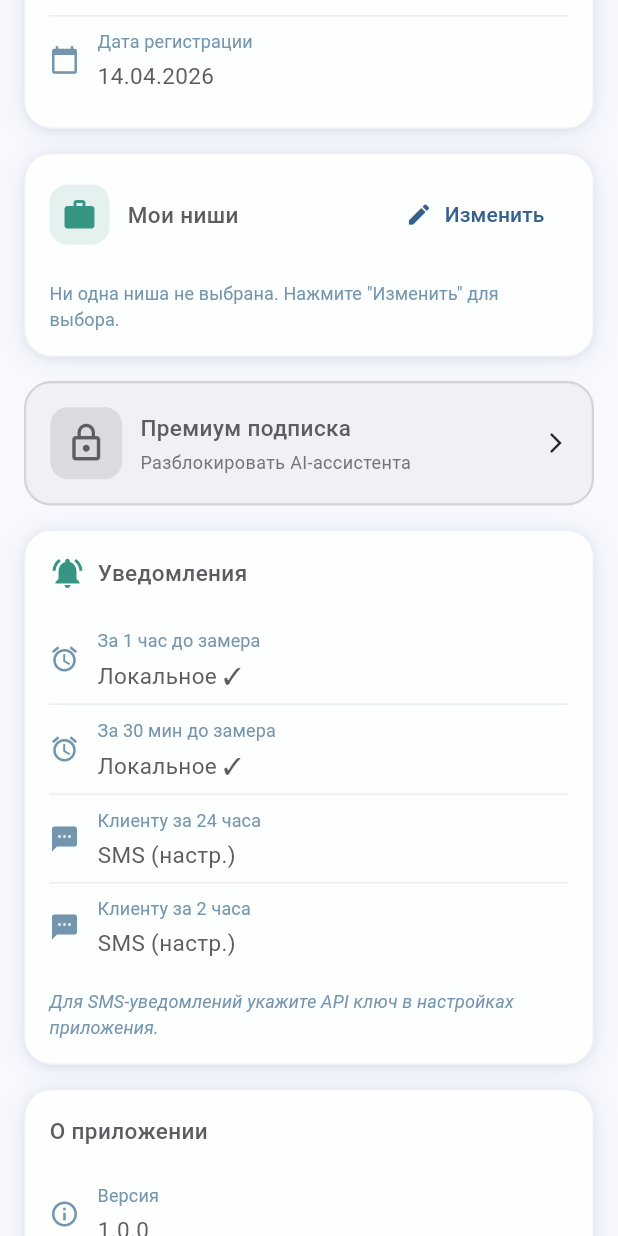
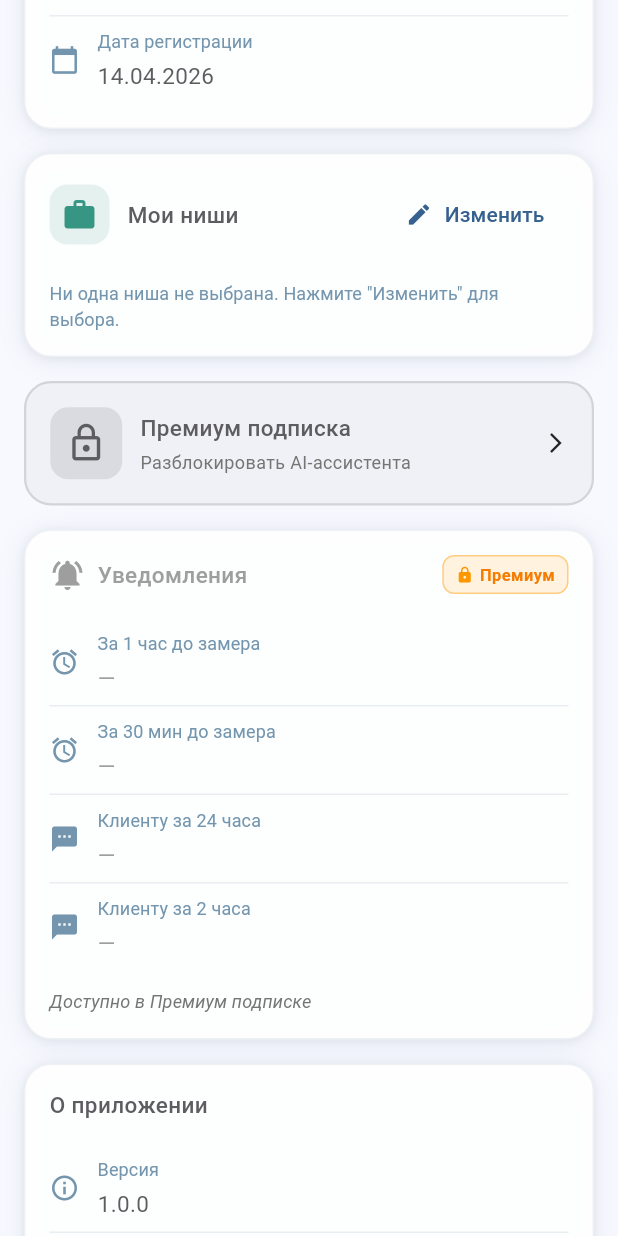
Before and after one commit to morozzz174/MESTRO, a Flutter app: the ProfilePage widget shown alone on an empty page, opened directly, scrolled down 576 dp, on a phone screen of 412 x 824 dp. Run offline on Flutter 3.47's test engine with Material 3 defaults, Android fonts, the phone set to English and light mode, and no system bars; our stand-ins replace equatable, file_picker, flutter_bloc, flutter_dotenv, flutter_local_notifications, geolocator and 8 more; missing offline and left inert: excel; accounts and stored records are empty.

Commit message:
fix: Noto Sans Cyrillic font for PDF + notifications premium lock

```diff
--- a/lib/features/profile/presentation/pages/profile_page.dart
+++ b/lib/features/profile/presentation/pages/profile_page.dart
@@ -574,8 +574,10 @@ class _ProfilePageState extends State<ProfilePage> {
 
         const SizedBox(height: AppDesign.spacing16),
 
-        // Настройки уведомлений
-        Container(
+        // Настройки уведомлений (только для премиума)
+        GestureDetector(
+          onTap: !_isPremium ? () => _showPremiumDialog(context) : null,
+          child: Container(
             decoration: AppDesign.cardDecoration,
             child: Padding(
               padding: const EdgeInsets.all(AppDesign.spacing16),
@@ -584,38 +586,80 @@ class _ProfilePageState extends State<ProfilePage> {
                 children: [
                   Row(
                     children: [
-                    const Icon(
+                      Icon(
                         Icons.notifications_active,
-                      color: AppDesign.accentTeal,
+                        color: _isPremium ? AppDesign.accentTeal : Colors.grey,
                       ),
                       const SizedBox(width: AppDesign.spacing8),
-                    Text('Уведомления', style: AppDesign.subtitleStyle),
+                      Text(
+                        'Уведомления',
+                        style: AppDesign.subtitleStyle.copyWith(
+                          color: _isPremium ? null : Colors.grey,
+                        ),
+                      ),
+                      const Spacer(),
+                      if (!_isPremium)
+                        Container(
+                          padding: const EdgeInsets.symmetric(
+                            horizontal: 8,
+                            vertical: 4,
+                          ),
+                          decoration: BoxDecoration(
+                            color: Colors.orange.shade50,
+                            borderRadius: BorderRadius.circular(8),
+                            border: Border.all(color: Colors.orange.shade200),
+                          ),
+                          child: Row(
+                            mainAxisSize: MainAxisSize.min,
+                            children: [
+                              const Icon(
+                                Icons.lock,
+                                size: 12,
+                                color: Colors.orange,
+                              ),
+                              const SizedBox(width: 4),
+                              Text(
+                                'Премиум',
+                                style: TextStyle(
+                                  fontSize: 11,
+                                  fontWeight: FontWeight.w600,
+                                  color: Colors.orange.shade700,
+                                ),
+                              ),
+                            ],
+                          ),
+                        ),
                     ],
                   ),
                   const SizedBox(height: AppDesign.spacing16),
                   _InfoRow(
                     icon: Icons.alarm,
                     label: 'За 1 час до замера',
-                  value: 'Локальное ✓',
+                    value: _isPremium ? 'Локальное ✓' : '—',
+                    valueColor: _isPremium ? null : Colors.grey,
                   ),
                   AppDesign.separator(),
                   _InfoRow(
                     icon: Icons.alarm,
                     label: 'За 30 мин до замера',
-                  value: 'Локальное ✓',
+                    value: _isPremium ? 'Локальное ✓' : '—',
+                    valueColor: _isPremium ? null : Colors.grey,
                   ),
                   AppDesign.separator(),
                   _InfoRow(
                     icon: Icons.sms,
                     label: 'Клиенту за 24 часа',
-                  value: 'SMS (настр.)',
+                    value: _isPremium ? 'SMS (настр.)' : '—',
+                    valueColor: _isPremium ? null : Colors.grey,
                   ),
                   AppDesign.separator(),
                   _InfoRow(
                     icon: Icons.sms,
                     label: 'Клиенту за 2 часа',
-                  value: 'SMS (настр.)',
+                    value: _isPremium ? 'SMS (настр.)' : '—',
+                    valueColor: _isPremium ? null : Colors.grey,
                   ),
+                  if (_isPremium) ...[
                     const SizedBox(height: AppDesign.spacing12),
                     Text(
                       'Для SMS-уведомлений укажите API ключ в настройках приложения.',
@@ -623,7 +667,18 @@ class _ProfilePageState extends State<ProfilePage> {
                         fontStyle: FontStyle.italic,
                       ),
                     ),
+                  ] else ...[
+                    const SizedBox(height: AppDesign.spacing12),
+                    Text(
+                      'Доступно в Премиум подписке',
+                      style: AppDesign.captionStyle.copyWith(
+                        fontStyle: FontStyle.italic,
+                        color: Colors.grey.shade600,
+                      ),
+                    ),
                   ],
+                ],
+              ),
             ),
           ),
         ),
@@ -805,11 +860,13 @@ class _InfoRow extends StatelessWidget {
   final IconData icon;
   final String label;
   final String value;
+  final Color? valueColor;
 
   const _InfoRow({
     required this.icon,
     required this.label,
     required this.value,
+    this.valueColor,
   });
 
   @override
@@ -826,7 +883,10 @@ class _InfoRow extends StatelessWidget {
               children: [
                 Text(label, style: AppDesign.captionStyle),
                 const SizedBox(height: AppDesign.spacing4),
-                Text(value, style: AppDesign.bodyStyle),
+                Text(
+                  value,
+                  style: AppDesign.bodyStyle.copyWith(color: valueColor),
+                ),
               ],
             ),
           ),
--- a/lib/services/construction_drawing_generator.dart
+++ b/lib/services/construction_drawing_generator.dart
@@ -24,9 +24,9 @@ class ConstructionDrawingGenerator {
     try {
       final pdf = pw.Document();
 
-      // Шрифты — используем Roboto с поддержкой кириллицы
-      final regular = await _loadFont('roboto_cyrillic.ttf');
-      final bold = await _loadFont('roboto_cyrillic.ttf');
+      // Шрифты — используем Noto Sans с полной поддержкой кириллицы
+      final regular = await _loadFont('noto_sans_cyrillic.ttf');
+      final bold = await _loadFont('noto_sans_cyrillic.ttf');
 
       pdf.addPage(
         pw.MultiPage(
--- a/lib/utils/pdf_generator.dart
+++ b/lib/utils/pdf_generator.dart
@@ -13,8 +13,8 @@ class PdfGenerator {
   /// Загрузить шрифт с поддержкой кириллицы из assets
   static Future<pw.Font> _loadFont(String assetName) async {
     try {
-      // Используем Roboto с гарантированной поддержкой кириллицы
-      final data = await rootBundle.load('assets/fonts/roboto_cyrillic.ttf');
+      // Используем Noto Sans с гарантированной поддержкой кириллицы (Google Fonts)
+      final data = await rootBundle.load('assets/fonts/noto_sans_cyrillic.ttf');
       return pw.Font.ttf(data.buffer.asByteData());
     } catch (e) {
       AppLogger.warn('PdfGenerator', 'Шрифт не найден: $e');
@@ -23,8 +23,8 @@ class PdfGenerator {
   }
 
   static Future<File> generateProposal(Order order) async {
-    final font = await _loadFont('roboto_cyrillic.ttf');
-    final fontBold = await _loadFont('roboto_cyrillic.ttf');
+    final font = await _loadFont('noto_sans_cyrillic.ttf');
+    final fontBold = await _loadFont('noto_sans_cyrillic.ttf');
     final pdf = pw.Document();
     final dateFormat = DateFormat('dd.MM.yyyy HH:mm', 'ru');
     final currencyFormat = NumberFormat.currency(
@@ -627,8 +627,8 @@ class PdfGenerator {
 
   /// Генерация PDF плана помещения (для Floor Plan)
   static Future<File> generateFloorPlanPdf(Order order) async {
-    final font = await _loadFont('roboto_cyrillic.ttf');
-    final fontBold = await _loadFont('roboto_cyrillic.ttf');
+    final font = await _loadFont('noto_sans_cyrillic.ttf');
+    final fontBold = await _loadFont('noto_sans_cyrillic.ttf');
     final pdf = pw.Document();
 
     final currencyFormat = NumberFormat.currency(
```
Also changed, not shown: assets/fonts/noto_sans_cyrillic.ttf (added). Lines whose indentation alone changed are shown as unchanged.
